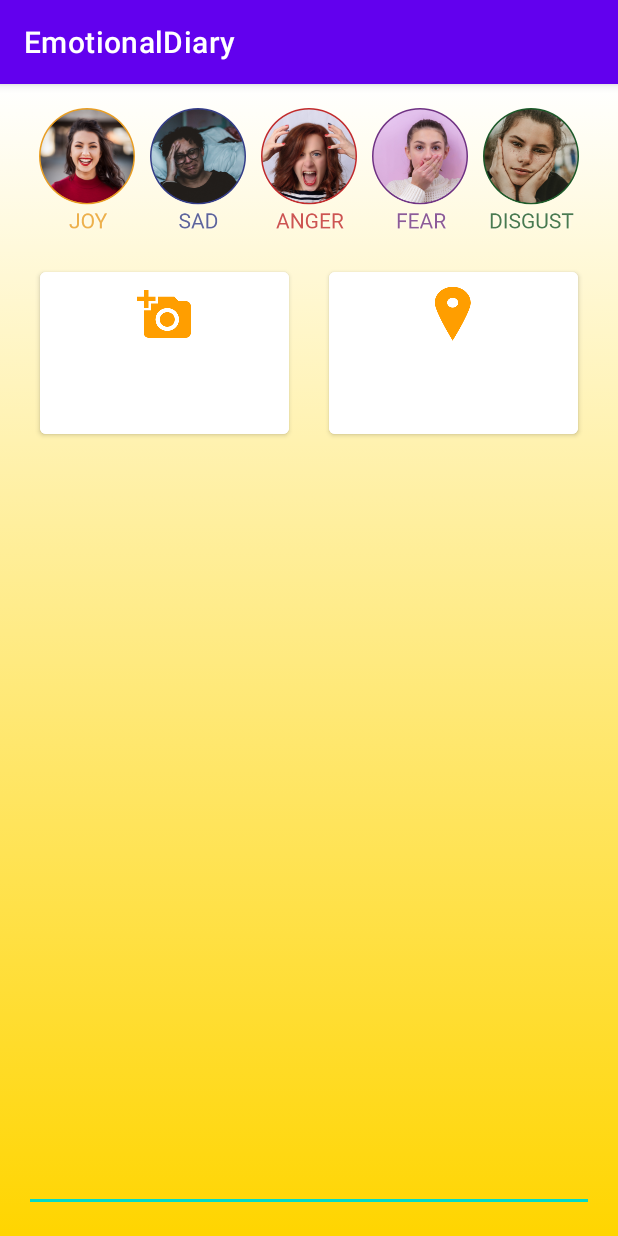
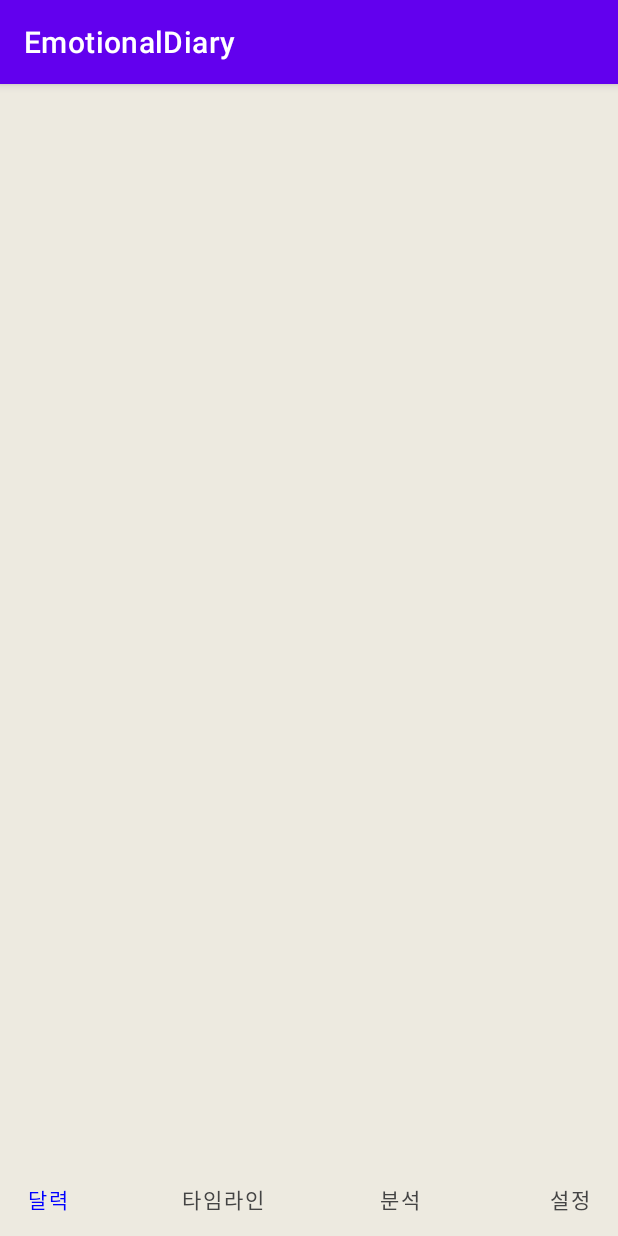
Before and after one commit to teamtuna/EmotionalDiary, an Android app built with Jetpack Compose: the screen it shows after launch (MainActivity), on a phone screen of 412 x 824 dp. Run offline under Robolectric (Android 15) with nearby library versions, the phone set to English and light mode, and no system bars; our stand-ins replace Dagger/Hilt's generated code, accompanist.

Commit message:
: bottom items 추가

```diff
--- a/presentation/src/main/java/com/teamtuna/emotionaldiary/main/MainActivity.kt
+++ b/presentation/src/main/java/com/teamtuna/emotionaldiary/main/MainActivity.kt
@@ -1,10 +1,21 @@
 package com.teamtuna.emotionaldiary.main
 
 import android.os.Bundle
+import androidx.activity.compose.setContent
 import androidx.activity.viewModels
 import androidx.appcompat.app.AppCompatActivity
-import com.teamtuna.emotionaldiary.add.EmotionAddFragment
-import com.teamtuna.emotionaldiary.presentation.R
+import androidx.compose.foundation.background
+import androidx.compose.foundation.layout.Arrangement.SpaceBetween
+import androidx.compose.foundation.layout.Row
+import androidx.compose.foundation.layout.fillMaxSize
+import androidx.compose.material.Text
+import androidx.compose.material.TextButton
+import androidx.compose.runtime.Composable
+import androidx.compose.ui.Alignment
+import androidx.compose.ui.Modifier
+import androidx.compose.ui.graphics.Color
+import com.google.accompanist.insets.ProvideWindowInsets
+import com.teamtuna.emotionaldiary.compose.theme.EmotionalDiaryTheme
 import dagger.hilt.android.AndroidEntryPoint
 
 @AndroidEntryPoint
@@ -14,9 +25,59 @@ class MainActivity : AppCompatActivity() {
 
     override fun onCreate(savedInstanceState: Bundle?) {
         super.onCreate(savedInstanceState)
-        setContentView(R.layout.activity_main)
+        setContent {
+            MainScene()
+        }
 
-        val fragment = EmotionAddFragment()
-        supportFragmentManager.beginTransaction().replace(R.id.fragment, fragment).commit()
+    }
+
+    @Composable
+    fun MainScene() {
+        EmotionalDiaryTheme {
+            ProvideWindowInsets {
+
+                BottomMenu()
+                //fixme bottomAppBar
+//                Scaffold(
+//                    bottomAppBar = {
+//
+//                    }
+//                )
+            }
+        }
+    }
+
+    @Composable
+    fun BottomMenu() {
+        val selectedMenu = viewModel.selectedMenu
+        Row(
+            Modifier
+                .background(Color(0xFFEDEAE0))
+                .fillMaxSize(),
+            horizontalArrangement = SpaceBetween,
+            verticalAlignment = Alignment.Bottom
+        )
+        {
+            TextButton(onClick = { viewModel.onSelectBottomMenu(BottomMenu.CALENDAR) }) {
+                val color =
+                    if (selectedMenu.value == BottomMenu.CALENDAR) Color.Blue else Color.DarkGray
+                Text(text = "달력", color = color)
+            }
+            TextButton(onClick = { viewModel.onSelectBottomMenu(BottomMenu.TIMELINE) }) {
+                val color =
+                    if (selectedMenu.value == BottomMenu.TIMELINE) Color.Blue else Color.DarkGray
+                Text(text = "타임라인", color = color)
+            }
+            TextButton(onClick = { viewModel.onSelectBottomMenu(BottomMenu.ANALYSIS) }) {
+                val color =
+                    if (selectedMenu.value == BottomMenu.ANALYSIS) Color.Blue else Color.DarkGray
+                Text(text = "분석", color = color)
+            }
+            TextButton(onClick = { viewModel.onSelectBottomMenu(BottomMenu.SETTING) }) {
+                val color =
+                    if (selectedMenu.value == BottomMenu.SETTING) Color.Blue else Color.DarkGray
+                Text(text = "설정", color = color)
+            }
+        }
     }
 }
--- a/presentation/src/main/java/com/teamtuna/emotionaldiary/main/MainViewModel.kt
+++ b/presentation/src/main/java/com/teamtuna/emotionaldiary/main/MainViewModel.kt
@@ -1,5 +1,6 @@
 package com.teamtuna.emotionaldiary.main
 
+import androidx.compose.runtime.mutableStateOf
 import androidx.lifecycle.ViewModel
 import com.teamtuna.emotionaldiary.usecase.MainUseCase
 import dagger.hilt.android.lifecycle.HiltViewModel
@@ -8,4 +9,18 @@ import javax.inject.Inject
 @HiltViewModel
 class MainViewModel @Inject constructor(private val mainUseCase: MainUseCase) : ViewModel() {
     fun test() = mainUseCase()
+
+
+    private val _selectedMenu = mutableStateOf<BottomMenu>(BottomMenu.CALENDAR)
+    val selectedMenu get() = _selectedMenu
+
+    fun onSelectBottomMenu(menu: BottomMenu) {
+        _selectedMenu.value = menu
+    }
 }
+
+
+enum class BottomMenu {
+    CALENDAR, TIMELINE, ANALYSIS, SETTING
+
+}
```
